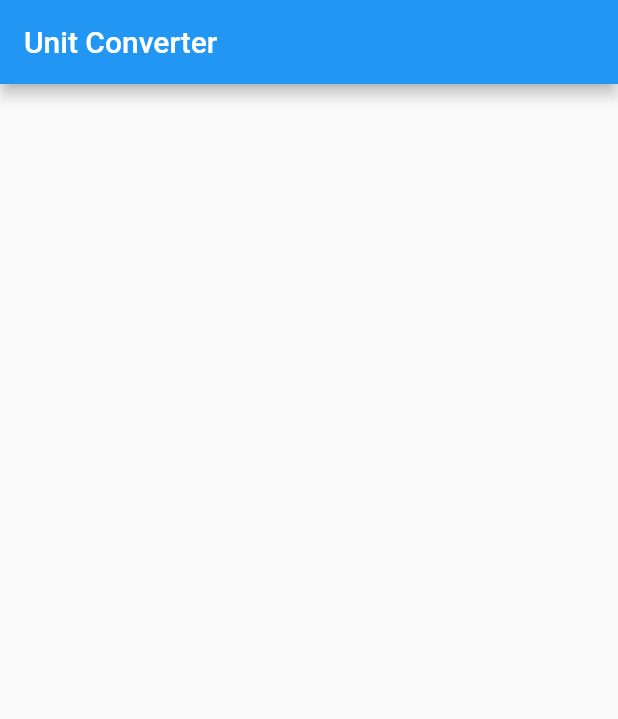
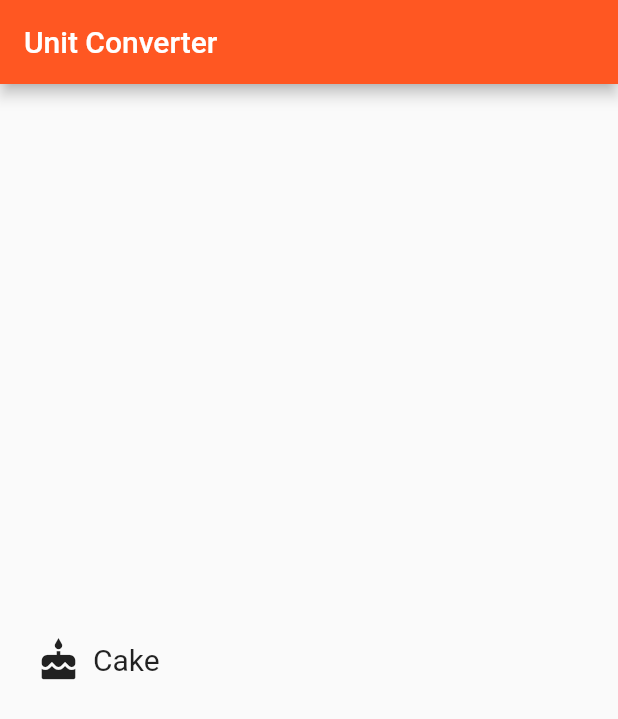
Before and after one commit to HassanSobhy/unit-converter-app, a Flutter app: the screen it shows after launch, on a phone screen of 412 x 824 dp. Shown: the top 719 px of the screen. Run offline on Flutter 3.47's test engine with Material 2 defaults, Android fonts, the phone set to English and light mode, and no system bars.

Commit message:
Create the Category widget

```diff
--- a/lib/main.dart
+++ b/lib/main.dart
@@ -1,4 +1,5 @@
 import 'package:flutter/material.dart';
+import 'screens/category_screen.dart';
 
 void main() {
   runApp(MyApp());
@@ -8,31 +9,12 @@ class MyApp extends StatelessWidget {
   @override
   Widget build(BuildContext context) {
     return MaterialApp(
+      debugShowCheckedModeBanner: false,
       title: 'Unit Converter',
       theme: ThemeData(
-        primarySwatch: Colors.blue,
+        primarySwatch: Colors.deepOrange,
       ),
-      home: MyHomePage(),
+      home: CategoryScreen(),
     );
   }
 }
-
-class MyHomePage extends StatefulWidget {
-  @override
-  _MyHomePageState createState() => _MyHomePageState();
-}
-
-class _MyHomePageState extends State<MyHomePage> {
-
-
-  @override
-  Widget build(BuildContext context) {
-    return Scaffold(
-      appBar: AppBar(
-        title: Text("Unit Converter"),
-      ),
-      body: Container(),
-
-    );
-  }
-}
--- /dev/null
+++ b/lib/screens/category_screen.dart
@@ -0,0 +1,21 @@
+import 'package:flutter/material.dart';
+import '../widgets/category.dart';
+
+class CategoryScreen extends StatefulWidget {
+  @override
+  _CategoryScreenState createState() => _CategoryScreenState();
+}
+
+class _CategoryScreenState extends State<CategoryScreen> {
+  @override
+  Widget build(BuildContext context) {
+    return Scaffold(
+      appBar: AppBar(
+        title: Text("Unit Converter"),
+      ),
+      body: Center(
+        child: Category(),
+      ),
+    );
+  }
+}
--- /dev/null
+++ b/lib/widgets/category.dart
@@ -0,0 +1,45 @@
+import 'package:flutter/material.dart';
+
+final double _rowHeight = 100;
+final BorderRadius _borderRadius = BorderRadius.circular(_rowHeight / 2);
+
+class Category extends StatelessWidget {
+  @override
+  Widget build(BuildContext context) {
+    return Material(
+      color: Colors.transparent,
+      child: Container(
+        height: _rowHeight,
+        child: InkWell(
+          borderRadius: _borderRadius,
+          highlightColor: Colors.deepOrange[200],
+          splashColor: Colors.deepOrange[200],
+          onTap: () {
+            print("I was Tapped");
+          },
+          child: Padding(
+            padding: const EdgeInsets.all(16.0),
+            child: Row(
+              children: [
+                Padding(
+                  padding: EdgeInsets.all(8),
+                  child: Icon(
+                    Icons.cake,
+                    size: 30,
+                  ),
+                ),
+                Center(
+                    child: Text(
+                  "Cake",
+                  style: TextStyle(
+                    fontSize: 20,
+                  ),
+                ))
+              ],
+            ),
+          ),
+        ),
+      ),
+    );
+  }
+}
```
